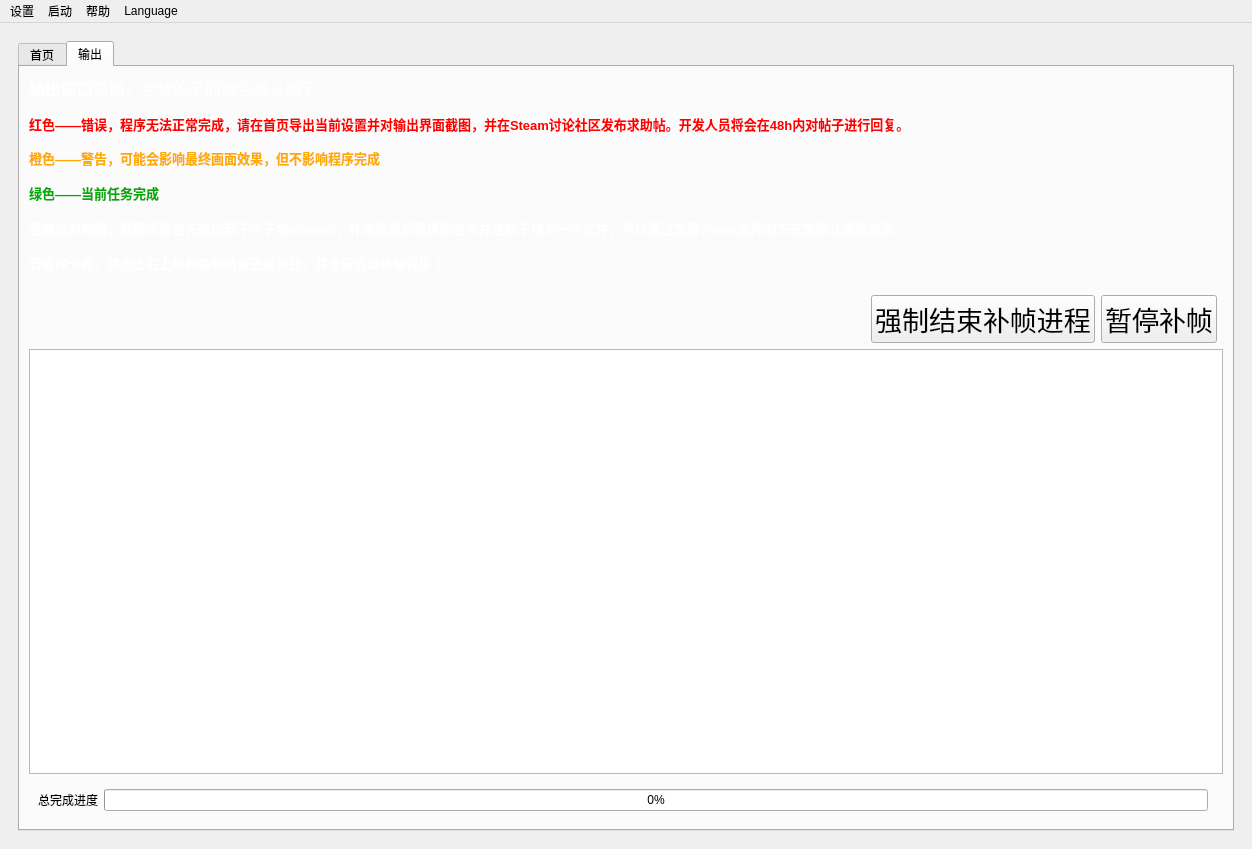
The window that Utils/SVFI_UI.ui (100wman/RIFE_GUI) describes before a commit, drawn with Qt 5.
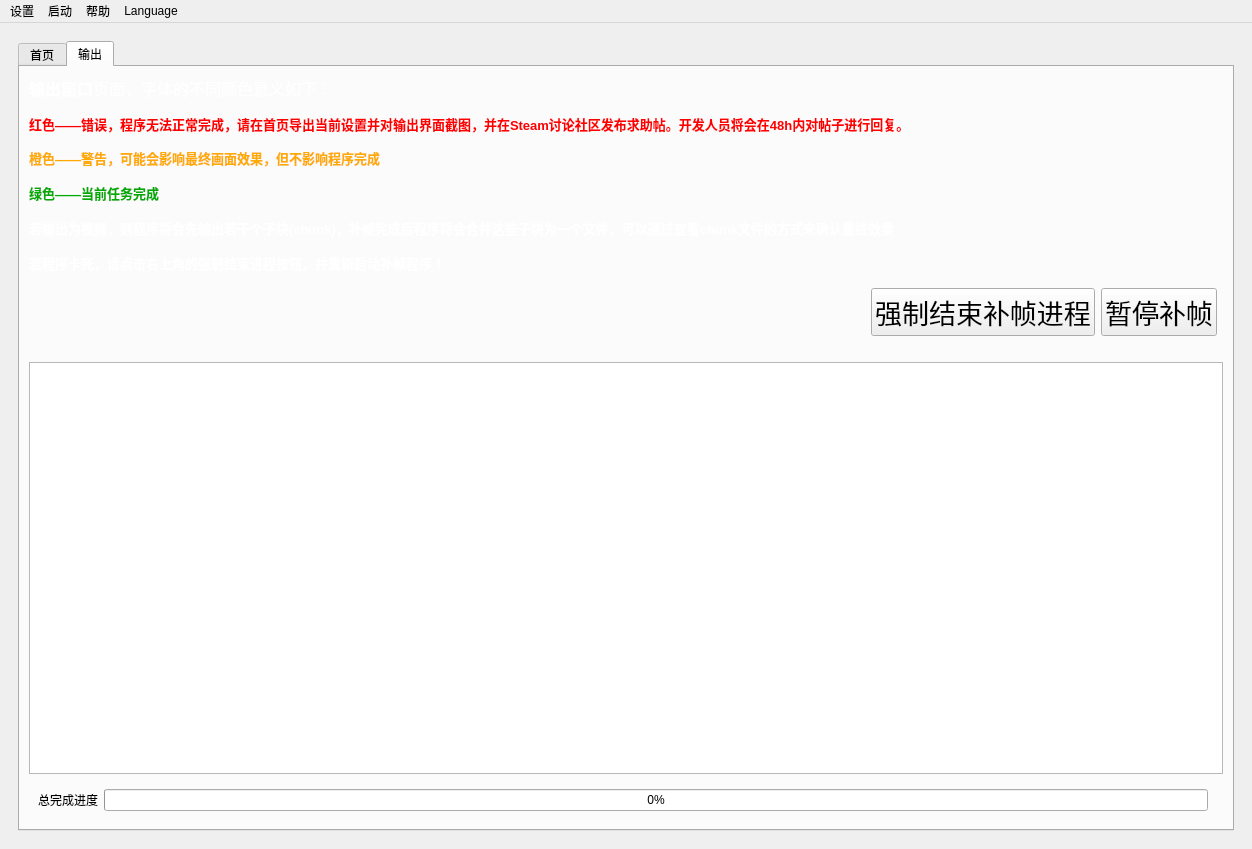
The same window after the commit. The open tabs and pages were chosen to show the change. Custom widgets are drawn as their Qt base class.

Commit message:
SVFI 3.10.7     Update Log     - Remove Sensitive Data
SVFI 3.10.7
    Update Log
    - Fix skvideo module "Unable to find file" error occured by os.devnull
    - Encrypt WaifuCuda Model
    - Add Pop-up Check before quitting GUI
    - Add Mission Status Hint Bar

What changed in the file:
```diff
--- a/Utils/SVFI_UI.ui
+++ b/Utils/SVFI_UI.ui
@@ -3345,6 +3345,93 @@
           <layout class="QGridLayout" name="gridLayout_24">
            <item row="0" column="0">
             <layout class="QGridLayout" name="gridLayout_8">
+             <item row="3" column="0">
+              <layout class="QHBoxLayout" name="horizontalLayout_19">
+               <item>
+                <spacer name="horizontalSpacer">
+                 <property name="orientation">
+                  <enum>Qt::Horizontal</enum>
+                 </property>
+                 <property name="sizeHint" stdset="0">
+                  <size>
+                   <width>40</width>
+                   <height>20</height>
+                  </size>
+                 </property>
+                </spacer>
+               </item>
+               <item>
+                <widget class="QPushButton" name="KillProcButton">
+                 <property name="sizePolicy">
+                  <sizepolicy hsizetype="Minimum" vsizetype="Fixed">
+                   <horstretch>0</horstretch>
+                   <verstretch>0</verstretch>
+                  </sizepolicy>
+                 </property>
+                 <property name="font">
+                  <font>
+                   <family>Abril Fatface</family>
+                   <pointsize>20</pointsize>
+                  </font>
+                 </property>
+                 <property name="text">
+                  <string>强制结束补帧进程</string>
+                 </property>
+                </widget>
+               </item>
+               <item>
+                <widget class="QPushButton" name="PauseProcess">
+                 <property name="sizePolicy">
+                  <sizepolicy hsizetype="Minimum" vsizetype="Fixed">
+                   <horstretch>0</horstretch>
+                   <verstretch>0</verstretch>
+                  </sizepolicy>
+                 </property>
+                 <property name="font">
+                  <font>
+                   <family>Abril Fatface</family>
+                   <pointsize>20</pointsize>
+                  </font>
+                 </property>
+                 <property name="text">
+                  <string>暂停补帧</string>
+                 </property>
+                </widget>
+               </item>
+              </layout>
+             </item>
+             <item row="5" column="0" rowspan="2" colspan="2">
+              <widget class="MyTextWidget" name="OptionCheck">
+               <property name="sizePolicy">
+                <sizepolicy hsizetype="Expanding" vsizetype="Expanding">
+                 <horstretch>0</horstretch>
+                 <verstretch>0</verstretch>
+                </sizepolicy>
+               </property>
+               <property name="autoFormatting">
+                <set>QTextEdit::AutoAll</set>
+               </property>
+               <property name="undoRedoEnabled">
+                <bool>false</bool>
+               </property>
+               <property name="lineWrapMode">
+                <enum>QTextEdit::NoWrap</enum>
+               </property>
+               <property name="readOnly">
+                <bool>true</bool>
+               </property>
+               <property name="html">
+                <string>&lt;!DOCTYPE HTML PUBLIC &quot;-//W3C//DTD HTML 4.0//EN&quot; &quot;http://www.w3.org/TR/REC-html40/strict.dtd&quot;&gt;
+&lt;html&gt;&lt;head&gt;&lt;meta name=&quot;qrichtext&quot; content=&quot;1&quot; /&gt;&lt;style type=&quot;text/css&quot;&gt;
+p, li { white-space: pre-wrap; }
+&lt;/style&gt;&lt;/head&gt;&lt;body style=&quot; font-family:'SimSun'; font-size:9pt; font-weight:400; font-style:normal;&quot;&gt;
+&lt;p style=&quot;-qt-paragraph-type:empty; margin-top:12px; margin-bottom:12px; margin-left:0px; margin-right:0px; -qt-block-indent:0; text-indent:0px;&quot;&gt;&lt;br /&gt;&lt;/p&gt;&lt;/body&gt;&lt;/html&gt;</string>
+               </property>
+               <property name="textInteractionFlags">
+                <set>Qt::LinksAccessibleByMouse|Qt::TextSelectableByKeyboard|Qt::TextSelectableByMouse</set>
+               </property>
+              </widget>
+             </item>
              <item row="1" column="0">
               <layout class="QHBoxLayout" name="horizontalLayout_3">
                <item>
@@ -3388,94 +3475,7 @@
                </item>
               </layout>
              </item>
-             <item row="3" column="0" rowspan="2" colspan="2">
-              <widget class="MyTextWidget" name="OptionCheck">
-               <property name="sizePolicy">
-                <sizepolicy hsizetype="Expanding" vsizetype="Expanding">
-                 <horstretch>0</horstretch>
-                 <verstretch>0</verstretch>
-                </sizepolicy>
-               </property>
-               <property name="autoFormatting">
-                <set>QTextEdit::AutoAll</set>
-               </property>
-               <property name="undoRedoEnabled">
-                <bool>false</bool>
-               </property>
-               <property name="lineWrapMode">
-                <enum>QTextEdit::NoWrap</enum>
-               </property>
-               <property name="readOnly">
-                <bool>true</bool>
-               </property>
-               <property name="html">
-                <string>&lt;!DOCTYPE HTML PUBLIC &quot;-//W3C//DTD HTML 4.0//EN&quot; &quot;http://www.w3.org/TR/REC-html40/strict.dtd&quot;&gt;
-&lt;html&gt;&lt;head&gt;&lt;meta name=&quot;qrichtext&quot; content=&quot;1&quot; /&gt;&lt;style type=&quot;text/css&quot;&gt;
-p, li { white-space: pre-wrap; }
-&lt;/style&gt;&lt;/head&gt;&lt;body style=&quot; font-family:'SimSun'; font-size:9pt; font-weight:400; font-style:normal;&quot;&gt;
-&lt;p style=&quot;-qt-paragraph-type:empty; margin-top:12px; margin-bottom:12px; margin-left:0px; margin-right:0px; -qt-block-indent:0; text-indent:0px;&quot;&gt;&lt;br /&gt;&lt;/p&gt;&lt;/body&gt;&lt;/html&gt;</string>
-               </property>
-               <property name="textInteractionFlags">
-                <set>Qt::LinksAccessibleByMouse|Qt::TextSelectableByKeyboard|Qt::TextSelectableByMouse</set>
-               </property>
-              </widget>
-             </item>
-             <item row="2" column="0">
-              <layout class="QHBoxLayout" name="horizontalLayout_19">
-               <item>
-                <spacer name="horizontalSpacer">
-                 <property name="orientation">
-                  <enum>Qt::Horizontal</enum>
-                 </property>
-                 <property name="sizeHint" stdset="0">
-                  <size>
-                   <width>40</width>
-                   <height>20</height>
-                  </size>
-                 </property>
-                </spacer>
-               </item>
-               <item>
-                <widget class="QPushButton" name="KillProcButton">
-                 <property name="sizePolicy">
-                  <sizepolicy hsizetype="Minimum" vsizetype="Fixed">
-                   <horstretch>0</horstretch>
-                   <verstretch>0</verstretch>
-                  </sizepolicy>
-                 </property>
-                 <property name="font">
-                  <font>
-                   <family>Abril Fatface</family>
-                   <pointsize>20</pointsize>
-                  </font>
-                 </property>
-                 <property name="text">
-                  <string>强制结束补帧进程</string>
-                 </property>
-                </widget>
-               </item>
-               <item>
-                <widget class="QPushButton" name="PauseProcess">
-                 <property name="sizePolicy">
-                  <sizepolicy hsizetype="Minimum" vsizetype="Fixed">
-                   <horstretch>0</horstretch>
-                   <verstretch>0</verstretch>
-                  </sizepolicy>
-                 </property>
-                 <property name="font">
-                  <font>
-                   <family>Abril Fatface</family>
-                   <pointsize>20</pointsize>
-                  </font>
-                 </property>
-                 <property name="text">
-                  <string>暂停补帧</string>
-                 </property>
-                </widget>
-               </item>
-              </layout>
-             </item>
-             <item row="5" column="0">
+             <item row="7" column="0">
               <widget class="QWidget" name="ProgressBarVisibleControl" native="true">
                <property name="sizePolicy">
                 <sizepolicy hsizetype="Preferred" vsizetype="Fixed">
@@ -3516,6 +3516,22 @@
                </layout>
               </widget>
              </item>
+             <item row="4" column="0">
+              <widget class="QLabel" name="MissionStatusLabel">
+               <property name="sizePolicy">
+                <sizepolicy hsizetype="Preferred" vsizetype="Fixed">
+                 <horstretch>0</horstretch>
+                 <verstretch>0</verstretch>
+                </sizepolicy>
+               </property>
+               <property name="text">
+                <string/>
+               </property>
+               <property name="alignment">
+                <set>Qt::AlignCenter</set>
+               </property>
+              </widget>
+             </item>
             </layout>
            </item>
           </layout>
```
Left out of the diff: 2 changed lines with no effect on the pictures. The commit also changes 10 other files.
